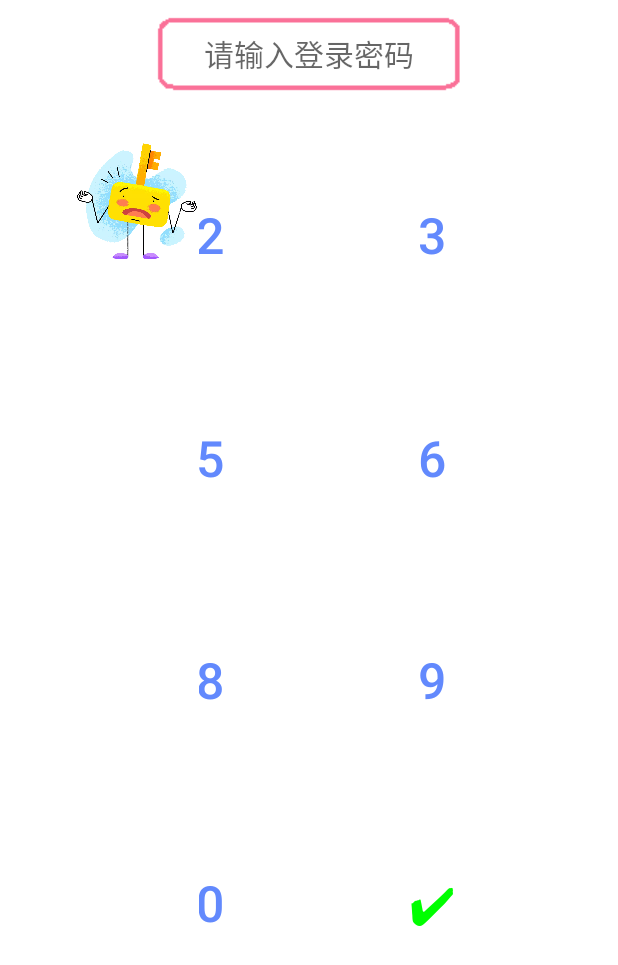
After one commit to HibaraAi/password, an Android app: the layout activity_login_h.xml on its own in the app's theme, with its tools: preview values and no code run, on a phone screen of 412 x 824 dp. The commit adds this screen. Shown: the top 965 px of the screen. Run offline under Robolectric (Android 15) with nearby library versions, the phone set to English and light mode, and no system bars.

Commit message:
improvement 修改登录界面的横屏样式

```diff
--- a/password/app/src/main/java/cn/snowt/password/activity/LoginActivity.java
+++ b/password/app/src/main/java/cn/snowt/password/activity/LoginActivity.java
@@ -4,7 +4,9 @@ import androidx.appcompat.app.AppCompatActivity;
 
 import android.annotation.SuppressLint;
 import android.content.SharedPreferences;
+import android.content.res.Configuration;
 import android.os.Bundle;
+import android.util.Log;
 import android.view.View;
 import android.view.WindowManager;
 import android.widget.Button;
@@ -39,7 +41,12 @@ public class LoginActivity extends AppCompatActivity implements View.OnClickList
     protected void onCreate(Bundle savedInstanceState) {
         super.onCreate(savedInstanceState);
         getWindow().addFlags(WindowManager.LayoutParams.FLAG_SECURE);
-        setContentView(R.layout.activity_login);
+        //横屏、竖屏的布局处理
+        if (this.getResources().getConfiguration().orientation == Configuration.ORIENTATION_LANDSCAPE) {
+            setContentView(R.layout.activity_login_h);
+        } else if (this.getResources().getConfiguration().orientation ==Configuration.ORIENTATION_PORTRAIT) {
+            setContentView(R.layout.activity_login);
+        }
         bindViewAndSetListener();
         doWhenFirstLogin();
         initKeyboard();
--- /dev/null
+++ b/password/app/src/main/res/layout/activity_login_h.xml
@@ -0,0 +1,216 @@
+<?xml version="1.0" encoding="utf-8"?>
+<androidx.constraintlayout.widget.ConstraintLayout xmlns:android="http://schemas.android.com/apk/res/android"
+    xmlns:app="http://schemas.android.com/apk/res-auto"
+    xmlns:tools="http://schemas.android.com/tools"
+    android:layout_width="match_parent"
+    android:layout_height="match_parent"
+    tools:context=".activity.LoginActivity">
+
+    <!--输入区-->
+    <TextView
+        android:id="@+id/login_text_password"
+        android:layout_width="0dp"
+        app:layout_constraintWidth_percent="0.5"
+        android:layout_height="wrap_content"
+        android:inputType="textPassword"
+        android:gravity="center"
+        android:maxLines="1"
+        android:layout_marginTop="10dp"
+        android:hint="请输入登录密码"
+        android:textSize="20dp"
+        android:background="@drawable/background_input"
+        app:layout_constraintTop_toTopOf="parent"
+        app:layout_constraintLeft_toLeftOf="parent"
+        app:layout_constraintRight_toRightOf="parent"/>
+
+    <!--提示-->
+    <TextView
+        android:id="@+id/login_text_tip"
+        android:layout_width="match_parent"
+        android:layout_height="wrap_content"
+        android:gravity="center"
+        android:textColor="#FF0010"
+        app:layout_constraintTop_toBottomOf="@+id/login_text_password" />
+
+    <!--背景图-->
+    <ImageView
+        android:id="@+id/login_img_bg"
+        android:layout_width="0dp"
+        android:layout_height="0dp"
+        app:layout_constraintWidth_percent="0.2"
+        app:layout_constraintDimensionRatio="1:1"
+        app:layout_constraintTop_toBottomOf="@id/login_text_tip"
+        app:layout_constraintLeft_toLeftOf="parent"
+        android:src="@drawable/login_bg"
+        android:layout_marginTop="10dp"
+        android:layout_marginLeft="50dp"/>
+
+    <!--输入按钮-->
+    <androidx.constraintlayout.widget.ConstraintLayout
+        android:layout_width="0dp"
+        android:layout_height="0dp"
+        app:layout_constraintTop_toBottomOf="@+id/login_text_tip"
+        app:layout_constraintRight_toRightOf="parent"
+        app:layout_constraintLeft_toRightOf="@+id/login_img_bg"
+        app:layout_constraintBottom_toBottomOf="parent">
+
+        <!--1080px*0.25*0.5=135px-->
+        <Button
+            android:text="1"
+            android:id="@+id/login_btn_num0"
+            android:layout_width="0dp"
+            android:layout_height="0dp"
+            app:layout_constraintHeight_percent="0.2"
+            app:layout_constraintDimensionRatio="1:1"
+            android:layout_marginLeft="135px"
+            app:layout_constraintRight_toLeftOf="@id/login_btn_num1"
+            app:layout_constraintTop_toTopOf="parent"
+            android:background="#00000000"
+            android:textColor="?attr/colorPrimary"
+            android:textSize="50px"/>
+        <Button
+            android:text="2"
+            android:id="@+id/login_btn_num1"
+            android:layout_width="0dp"
+            android:layout_height="0dp"
+            app:layout_constraintHeight_percent="0.2"
+            app:layout_constraintDimensionRatio="1:1"
+            app:layout_constraintRight_toLeftOf="@+id/login_btn_num2"
+            app:layout_constraintTop_toTopOf="parent"
+            android:background="#00000000"
+            android:textColor="?attr/colorPrimary"
+            android:textSize="50px"/>
+        <Button
+            android:text="3"
+            android:id="@+id/login_btn_num2"
+            android:layout_width="0dp"
+            android:layout_height="0dp"
+            app:layout_constraintHeight_percent="0.2"
+            app:layout_constraintDimensionRatio="1:1"
+            app:layout_constraintRight_toRightOf="parent"
+            app:layout_constraintTop_toTopOf="parent"
+            android:background="#00000000"
+            android:textColor="?attr/colorPrimary"
+            android:textSize="50px"
+            android:layout_marginRight="50dp"/>
+        <Button
+            android:text="4"
+            android:id="@+id/login_btn_num3"
+            android:layout_width="0dp"
+            android:layout_height="0dp"
+            app:layout_constraintHeight_percent="0.2"
+            app:layout_constraintDimensionRatio="1:1"
+            android:layout_marginLeft="135px"
+            app:layout_constraintRight_toLeftOf="@id/login_btn_num4"
+            app:layout_constraintTop_toBottomOf="@+id/login_btn_num0"
+            android:background="#00000000"
+            android:textColor="?attr/colorPrimary"
+            android:textSize="50px"/>
+        <Button
+            android:text="5"
+            android:id="@+id/login_btn_num4"
+            android:layout_width="0dp"
+            android:layout_height="0dp"
+            app:layout_constraintHeight_percent="0.2"
+            app:layout_constraintDimensionRatio="1:1"
+            app:layout_constraintRight_toLeftOf="@+id/login_btn_num5"
+            app:layout_constraintTop_toBottomOf="@+id/login_btn_num1"
+            android:background="#00000000"
+            android:textColor="?attr/colorPrimary"
+            android:textSize="50px"/>
+        <Button
+            android:text="6"
+            android:id="@+id/login_btn_num5"
+            android:layout_width="0dp"
+            android:layout_height="0dp"
+            app:layout_constraintHeight_percent="0.2"
+            app:layout_constraintDimensionRatio="1:1"
+            app:layout_constraintRight_toRightOf="@id/login_btn_num2"
+            app:layout_constraintTop_toBottomOf="@+id/login_btn_num2"
+            android:background="#00000000"
+            android:textColor="?attr/colorPrimary"
+            android:textSize="50px"/>
+        <Button
+            android:text="7"
+            android:id="@+id/login_btn_num6"
+            android:layout_width="0dp"
+            android:layout_height="0dp"
+            app:layout_constraintHeight_percent="0.2"
+            app:layout_constraintDimensionRatio="1:1"
+            android:layout_marginLeft="135px"
+            app:layout_constraintRight_toLeftOf="@id/login_btn_num7"
+            app:layout_constraintTop_toBottomOf="@+id/login_btn_num3"
+            android:background="#00000000"
+            android:textColor="?attr/colorPrimary"
+            android:textSize="50px"/>
+        <Button
+            android:text="8"
+            android:id="@+id/login_btn_num7"
+            android:layout_width="0dp"
+            android:layout_height="0dp"
+            app:layout_constraintHeight_percent="0.2"
+            app:layout_constraintDimensionRatio="1:1"
+            app:layout_constraintRight_toLeftOf="@+id/login_btn_num8"
+            app:layout_constraintTop_toBottomOf="@+id/login_btn_num4"
+            android:background="#00000000"
+            android:textColor="?attr/colorPrimary"
+            android:textSize="50px"/>
+        <Button
+            android:text="9"
+            android:id="@+id/login_btn_num8"
+            android:layout_width="0dp"
+            android:layout_height="0dp"
+            app:layout_constraintHeight_percent="0.2"
+            app:layout_constraintDimensionRatio="1:1"
+            app:layout_constraintRight_toRightOf="@id/login_btn_num2"
+            app:layout_constraintTop_toBottomOf="@+id/login_btn_num5"
+            android:background="#00000000"
+            android:textColor="?attr/colorPrimary"
+            android:textSize="50px"/>
+        <Button
+            android:text="✘"
+            android:id="@+id/login_btn_del"
+            android:layout_width="0dp"
+            android:layout_height="0dp"
+            app:layout_constraintHeight_percent="0.2"
+            app:layout_constraintDimensionRatio="1:1"
+            android:layout_marginLeft="135px"
+            app:layout_constraintRight_toLeftOf="@id/login_btn_num9"
+            app:layout_constraintTop_toBottomOf="@+id/login_btn_num6"
+            android:background="#00000000"
+            android:textColor="#FF0000"
+            android:textSize="50px"/>
+        <Button
+            android:text="0"
+            android:id="@+id/login_btn_num9"
+            android:layout_width="0dp"
+            android:layout_height="0dp"
+            app:layout_constraintHeight_percent="0.2"
+            app:layout_constraintDimensionRatio="1:1"
+            app:layout_constraintRight_toLeftOf="@+id/login_btn_login"
+            app:layout_constraintTop_toBottomOf="@+id/login_btn_num7"
+            android:background="#00000000"
+            android:textColor="?attr/colorPrimary"
+            android:textSize="50px"/>
+        <Button
+            android:text="✔"
+            android:id="@+id/login_btn_login"
+            android:layout_width="0dp"
+            android:layout_height="0dp"
+            app:layout_constraintHeight_percent="0.2"
+            app:layout_constraintDimensionRatio="1:1"
+            app:layout_constraintRight_toRightOf="@id/login_btn_num2"
+            app:layout_constraintTop_toBottomOf="@+id/login_btn_num8"
+            android:background="#00000000"
+            android:textColor="#00FF00"
+            android:textSize="50px"/>
+
+
+    </androidx.constraintlayout.widget.ConstraintLayout>
+
+
+
+
+
+
+</androidx.constraintlayout.widget.ConstraintLayout>
```
Also changed, not shown: 1 other file.
